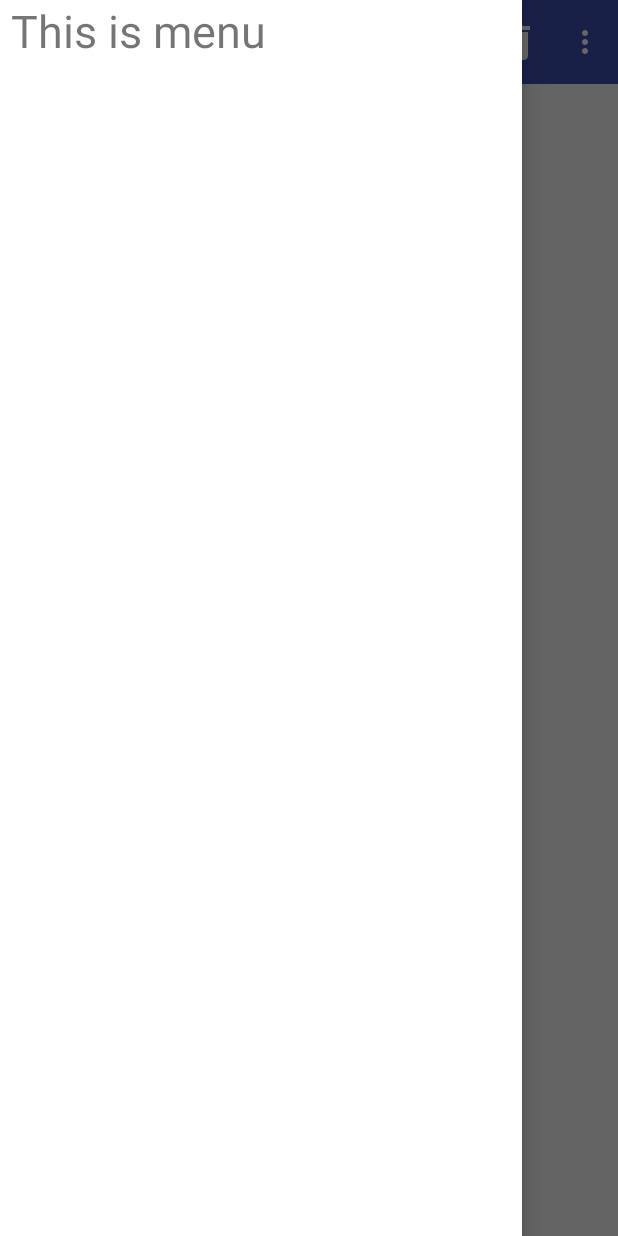
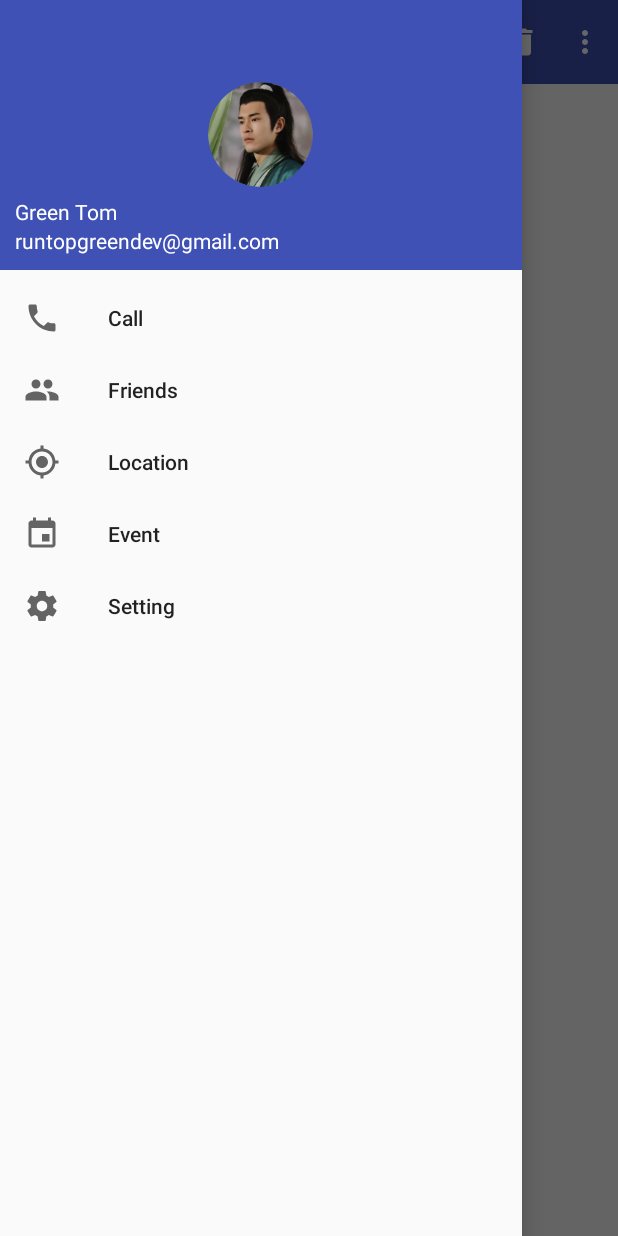
Before and after one commit to hykruntoahead/AndroidMdDemo, an Android app: the screen it shows after launch (MainActivity), with the side drawer open, on a phone screen of 412 x 824 dp. Run offline under Robolectric (Android 15) with nearby library versions, the phone set to English and light mode, and no system bars; our stand-ins replace CircleImageView.

Commit message:
navigation view

```diff
--- a/app/build.gradle
+++ b/app/build.gradle
@@ -19,7 +19,7 @@ android {
 }
 
 dependencies {
-    implementation fileTree(dir: 'libs', include: ['*.jar'])
+    implementation fileTree(include: ['*.jar'], dir: 'libs')
     implementation 'com.android.support:appcompat-v7:27.1.1'
     implementation 'com.android.support.constraint:constraint-layout:1.1.2'
     testImplementation 'junit:junit:4.12'
@@ -28,4 +28,5 @@ dependencies {
     implementation 'com.android.support:design:27.1.1'
     implementation 'com.android.support:cardview-v7:27.1.1'
     implementation 'com.android.support:recyclerview-v7:27.1.1'
+    implementation 'de.hdodenhof:circleimageview:2.2.0'
 }
--- a/app/src/main/java/com/iaijian/robot/androidmddemo/MainActivity.java
+++ b/app/src/main/java/com/iaijian/robot/androidmddemo/MainActivity.java
@@ -2,6 +2,8 @@ package com.iaijian.robot.androidmddemo;
 
 import android.content.Context;
 import android.content.Intent;
+import android.support.annotation.NonNull;
+import android.support.design.widget.NavigationView;
 import android.support.v4.view.GravityCompat;
 import android.support.v4.widget.DrawerLayout;
 import android.support.v7.app.ActionBar;
@@ -27,11 +29,23 @@ public class MainActivity extends AppCompatActivity {
         Toolbar toolbar = findViewById(R.id.toolbar);
         setSupportActionBar(toolbar);
         mDrawerLayout = findViewById(R.id.drawer_layout);
+        final NavigationView navigationView = findViewById(R.id.nav_view);
+
         ActionBar actionBar = getSupportActionBar();
         if (actionBar != null){
             actionBar.setDisplayHomeAsUpEnabled(true);
             actionBar.setHomeAsUpIndicator(R.drawable.ic_menu);
         }
+//        navigationView.setCheckedItem(R.id.nav_call);
+        navigationView.setNavigationItemSelectedListener(new NavigationView
+                .OnNavigationItemSelectedListener() {
+            @Override
+            public boolean onNavigationItemSelected(@NonNull MenuItem item) {
+                navigationView.setCheckedItem(item.getItemId());
+                mDrawerLayout.closeDrawers();
+                return false;
+            }
+        });
     }
 
     @Override
--- a/app/src/main/res/drawable/ic_backup.xml
+++ b/app/src/main/res/drawable/ic_backup.xml
@@ -1,5 +1,5 @@
-<vector android:height="48dp" android:tint="#FFFFFF"
+<vector android:height="24dp" android:tint="#FFFFFF"
     android:viewportHeight="24.0" android:viewportWidth="24.0"
-    android:width="48dp" xmlns:android="http://schemas.android.com/apk/res/android">
+    android:width="24dp" xmlns:android="http://schemas.android.com/apk/res/android">
     <path android:fillColor="#FF000000" android:pathData="M19.35,10.04C18.67,6.59 15.64,4 12,4 9.11,4 6.6,5.64 5.35,8.04 2.34,8.36 0,10.91 0,14c0,3.31 2.69,6 6,6h13c2.76,0 5,-2.24 5,-5 0,-2.64 -2.05,-4.78 -4.65,-4.96zM14,13v4h-4v-4H7l5,-5 5,5h-3z"/>
 </vector>
--- /dev/null
+++ b/app/src/main/res/drawable/ic_call.xml
@@ -0,0 +1,5 @@
+<vector android:height="24dp" android:tint="#666666"
+    android:viewportHeight="24.0" android:viewportWidth="24.0"
+    android:width="24dp" xmlns:android="http://schemas.android.com/apk/res/android">
+    <path android:fillColor="#FF000000" android:pathData="M6.62,10.79c1.44,2.83 3.76,5.14 6.59,6.59l2.2,-2.2c0.27,-0.27 0.67,-0.36 1.02,-0.24 1.12,0.37 2.33,0.57 3.57,0.57 0.55,0 1,0.45 1,1V20c0,0.55 -0.45,1 -1,1 -9.39,0 -17,-7.61 -17,-17 0,-0.55 0.45,-1 1,-1h3.5c0.55,0 1,0.45 1,1 0,1.25 0.2,2.45 0.57,3.57 0.11,0.35 0.03,0.74 -0.25,1.02l-2.2,2.2z"/>
+</vector>
--- a/app/src/main/res/drawable/ic_delete.xml
+++ b/app/src/main/res/drawable/ic_delete.xml
@@ -1,5 +1,5 @@
-<vector android:height="48dp" android:tint="#FFFFFF"
+<vector android:height="24dp" android:tint="#FFFFFF"
     android:viewportHeight="24.0" android:viewportWidth="24.0"
-    android:width="48dp" xmlns:android="http://schemas.android.com/apk/res/android">
+    android:width="24dp" xmlns:android="http://schemas.android.com/apk/res/android">
     <path android:fillColor="#FF000000" android:pathData="M6,19c0,1.1 0.9,2 2,2h8c1.1,0 2,-0.9 2,-2V7H6v12zM19,4h-3.5l-1,-1h-5l-1,1H5v2h14V4z"/>
 </vector>
--- /dev/null
+++ b/app/src/main/res/drawable/ic_events.xml
@@ -0,0 +1,5 @@
+<vector android:height="24dp" android:tint="#666666"
+    android:viewportHeight="24.0" android:viewportWidth="24.0"
+    android:width="24dp" xmlns:android="http://schemas.android.com/apk/res/android">
+    <path android:fillColor="#FF000000" android:pathData="M17,12h-5v5h5v-5zM16,1v2L8,3L8,1L6,1v2L5,3c-1.11,0 -1.99,0.9 -1.99,2L3,19c0,1.1 0.89,2 2,2h14c1.1,0 2,-0.9 2,-2L21,5c0,-1.1 -0.9,-2 -2,-2h-1L18,1h-2zM19,19L5,19L5,8h14v11z"/>
+</vector>
--- /dev/null
+++ b/app/src/main/res/drawable/ic_friends.xml
@@ -0,0 +1,5 @@
+<vector android:height="24dp" android:tint="#666666"
+    android:viewportHeight="24.0" android:viewportWidth="24.0"
+    android:width="24dp" xmlns:android="http://schemas.android.com/apk/res/android">
+    <path android:fillColor="#FF000000" android:pathData="M16,11c1.66,0 2.99,-1.34 2.99,-3S17.66,5 16,5c-1.66,0 -3,1.34 -3,3s1.34,3 3,3zM8,11c1.66,0 2.99,-1.34 2.99,-3S9.66,5 8,5C6.34,5 5,6.34 5,8s1.34,3 3,3zM8,13c-2.33,0 -7,1.17 -7,3.5L1,19h14v-2.5c0,-2.33 -4.67,-3.5 -7,-3.5zM16,13c-0.29,0 -0.62,0.02 -0.97,0.05 1.16,0.84 1.97,1.97 1.97,3.45L17,19h6v-2.5c0,-2.33 -4.67,-3.5 -7,-3.5z"/>
+</vector>
--- /dev/null
+++ b/app/src/main/res/drawable/ic_locations.xml
@@ -0,0 +1,5 @@
+<vector android:height="24dp" android:tint="#666666"
+    android:viewportHeight="24.0" android:viewportWidth="24.0"
+    android:width="24dp" xmlns:android="http://schemas.android.com/apk/res/android">
+    <path android:fillColor="#FF000000" android:pathData="M12,8c-2.21,0 -4,1.79 -4,4s1.79,4 4,4 4,-1.79 4,-4 -1.79,-4 -4,-4zM20.94,11c-0.46,-4.17 -3.77,-7.48 -7.94,-7.94L13,1h-2v2.06C6.83,3.52 3.52,6.83 3.06,11L1,11v2h2.06c0.46,4.17 3.77,7.48 7.94,7.94L11,23h2v-2.06c4.17,-0.46 7.48,-3.77 7.94,-7.94L23,13v-2h-2.06zM12,19c-3.87,0 -7,-3.13 -7,-7s3.13,-7 7,-7 7,3.13 7,7 -3.13,7 -7,7z"/>
+</vector>
--- a/app/src/main/res/drawable/ic_menu.xml
+++ b/app/src/main/res/drawable/ic_menu.xml
@@ -1,5 +1,5 @@
-<vector android:height="48dp" android:tint="#FFFFFF"
+<vector android:height="24dp" android:tint="#FFFFFF"
     android:viewportHeight="24.0" android:viewportWidth="24.0"
-    android:width="48dp" xmlns:android="http://schemas.android.com/apk/res/android">
+    android:width="24dp" xmlns:android="http://schemas.android.com/apk/res/android">
     <path android:fillColor="#FF000000" android:pathData="M3,18h18v-2L3,16v2zM3,13h18v-2L3,11v2zM3,6v2h18L21,6L3,6z"/>
 </vector>
--- a/app/src/main/res/drawable/ic_settings.xml
+++ b/app/src/main/res/drawable/ic_setting.xml
@@ -1,5 +1,5 @@
-<vector android:height="48dp" android:tint="#FFFFFF"
+<vector android:height="24dp" android:tint="#666666"
     android:viewportHeight="24.0" android:viewportWidth="24.0"
-    android:width="48dp" xmlns:android="http://schemas.android.com/apk/res/android">
+    android:width="24dp" xmlns:android="http://schemas.android.com/apk/res/android">
     <path android:fillColor="#FF000000" android:pathData="M19.43,12.98c0.04,-0.32 0.07,-0.64 0.07,-0.98s-0.03,-0.66 -0.07,-0.98l2.11,-1.65c0.19,-0.15 0.24,-0.42 0.12,-0.64l-2,-3.46c-0.12,-0.22 -0.39,-0.3 -0.61,-0.22l-2.49,1c-0.52,-0.4 -1.08,-0.73 -1.69,-0.98l-0.38,-2.65C14.46,2.18 14.25,2 14,2h-4c-0.25,0 -0.46,0.18 -0.49,0.42l-0.38,2.65c-0.61,0.25 -1.17,0.59 -1.69,0.98l-2.49,-1c-0.23,-0.09 -0.49,0 -0.61,0.22l-2,3.46c-0.13,0.22 -0.07,0.49 0.12,0.64l2.11,1.65c-0.04,0.32 -0.07,0.65 -0.07,0.98s0.03,0.66 0.07,0.98l-2.11,1.65c-0.19,0.15 -0.24,0.42 -0.12,0.64l2,3.46c0.12,0.22 0.39,0.3 0.61,0.22l2.49,-1c0.52,0.4 1.08,0.73 1.69,0.98l0.38,2.65c0.03,0.24 0.24,0.42 0.49,0.42h4c0.25,0 0.46,-0.18 0.49,-0.42l0.38,-2.65c0.61,-0.25 1.17,-0.59 1.69,-0.98l2.49,1c0.23,0.09 0.49,0 0.61,-0.22l2,-3.46c0.12,-0.22 0.07,-0.49 -0.12,-0.64l-2.11,-1.65zM12,15.5c-1.93,0 -3.5,-1.57 -3.5,-3.5s1.57,-3.5 3.5,-3.5 3.5,1.57 3.5,3.5 -1.57,3.5 -3.5,3.5z"/>
 </vector>
--- a/app/src/main/res/layout/activity_main_draw_layout.xml
+++ b/app/src/main/res/layout/activity_main_draw_layout.xml
@@ -17,14 +17,18 @@
             app:popupTheme="@style/ThemeOverlay.AppCompat.Light">
 
         </android.support.v7.widget.Toolbar>
+
+
     </FrameLayout>
 
-    <TextView
+    <android.support.design.widget.NavigationView
+        android:id="@+id/nav_view"
         android:layout_width="match_parent"
         android:layout_height="match_parent"
-        android:layout_gravity="start"
-        android:text=" This is menu"
-        android:textSize="30sp"
-        android:background="#fff"/>
+        android:layout_gravity = "start"
+        app:menu="@menu/nav_menu"
+        app:headerLayout="@layout/nav_header">
+
+    </android.support.design.widget.NavigationView>
 
 </android.support.v4.widget.DrawerLayout>
--- /dev/null
+++ b/app/src/main/res/layout/nav_header.xml
@@ -0,0 +1,34 @@
+<?xml version="1.0" encoding="utf-8"?>
+<RelativeLayout
+    xmlns:android="http://schemas.android.com/apk/res/android"
+    android:layout_width="match_parent"
+    android:layout_height="180dp"
+    android:padding="10dp"
+    android:background="@color/colorPrimary">
+
+    <de.hdodenhof.circleimageview.CircleImageView
+        android:id="@+id/icon_image"
+        android:layout_width="70dp"
+        android:layout_height="70dp"
+        android:src="@mipmap/nav_icon"
+        android:layout_centerInParent="true"/>
+
+    <TextView
+        android:id="@+id/mail"
+        android:layout_width="wrap_content"
+        android:layout_height="wrap_content"
+        android:layout_alignParentBottom="true"
+        android:text="runtopgreendev@gmail.com"
+        android:textColor="#fff"
+        android:textSize="14sp"/>
+
+    <TextView
+        android:id="@+id/username"
+        android:layout_width="wrap_content"
+        android:layout_height="wrap_content"
+        android:layout_above="@+id/mail"
+        android:text="Green Tom"
+        android:textColor="#fff"
+        android:textSize="14sp"/>
+
+</RelativeLayout>
--- /dev/null
+++ b/app/src/main/res/menu/nav_menu.xml
@@ -0,0 +1,26 @@
+<?xml version="1.0" encoding="utf-8"?>
+<menu xmlns:android="http://schemas.android.com/apk/res/android">
+    <group android:checkableBehavior="single">
+        <item
+            android:id="@+id/nav_call"
+            android:icon="@drawable/ic_call"
+            android:title="Call" />
+        <item
+            android:id="@+id/nav_friends"
+            android:icon="@drawable/ic_friends"
+            android:title="Friends" />
+        <item
+            android:id="@+id/nav_location"
+            android:icon="@drawable/ic_locations"
+            android:title="Location" />
+        <item
+            android:id="@+id/nav_event"
+            android:icon="@drawable/ic_events"
+            android:title="Event" />
+        <item
+            android:id="@+id/nav_setting"
+            android:icon="@drawable/ic_setting"
+            android:title="Setting" />
+
+    </group>
+</menu>
```
Also changed, not shown: app/src/main/res/mipmap-xhdpi/nav_icon.png (added).
